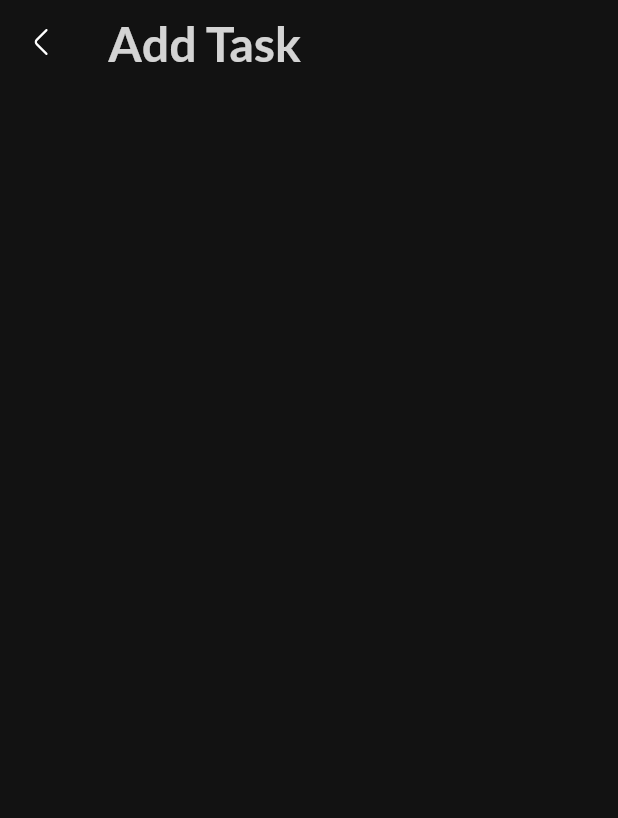
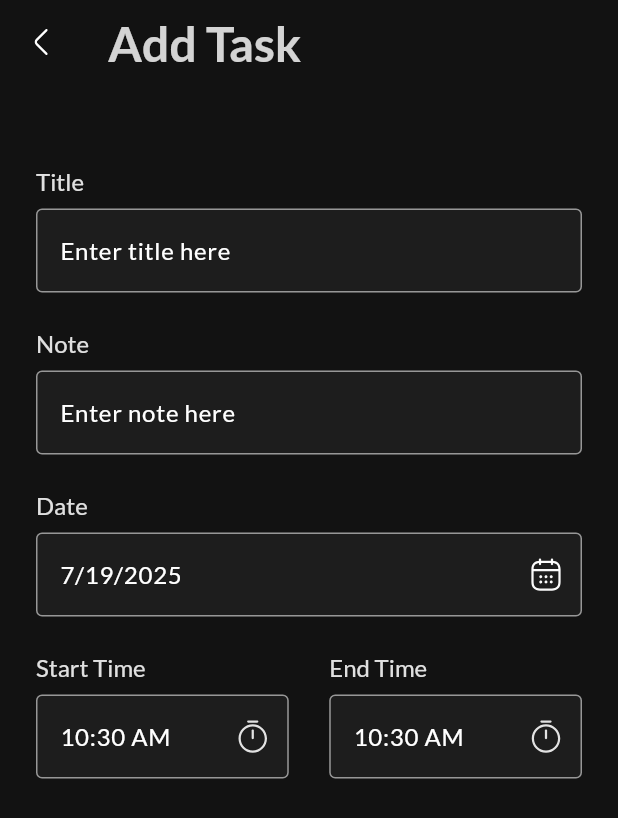
Before and after one commit to RandEthar/To-Do-App, a Flutter app: the AddTasksScreen screen opened by its route, on a phone screen of 412 x 824 dp. Shown: the top 818 px of the screen. Run offline on Flutter 3.47's test engine with Material 3 defaults, Android fonts, the phone set to English and light mode, and no system bars; our stand-ins replace date_picker_timeline, flutter_svg, get_it, google_fonts, shared_preferences, smooth_page_indicator; accounts and stored records are empty.

Commit message:
date task widget done

```diff
--- a/lib/core/theme/theme.dart
+++ b/lib/core/theme/theme.dart
@@ -19,7 +19,25 @@ ThemeData getAppTheme() => ThemeData(
         displayMedium: TextStyles.regular16.copyWith(color: AppColor.white.withOpacity(0.44)),
         displaySmall: TextStyles.regular16.copyWith(color: AppColor.white.withOpacity(0.44)),
       ),
+      inputDecorationTheme: InputDecorationTheme(
+            hintStyle: TextStyles.regular16.copyWith(color: AppColor.white),
+        fillColor: AppColor.darkGray,
+        filled: true,
+           border: buildOutlineInputBorder(),
+           enabledBorder:  buildOutlineInputBorder(),
+           focusedBorder:  buildOutlineInputBorder(),
+
+      )
     );
+      OutlineInputBorder buildOutlineInputBorder() {
+    return OutlineInputBorder(
+           borderRadius: BorderRadius.circular(4)
+         ,  borderSide:const BorderSide(
+            color: AppColor.gray
+           )
+
+         );
+  }
 ThemeData getAppDarkTheme() => ThemeData(
       scaffoldBackgroundColor:AppColor.white
     ,  textTheme: TextTheme(
--- a/lib/core/utils/app_images.dart
+++ b/lib/core/utils/app_images.dart
@@ -5,6 +5,10 @@ class Assets {
   /// Assets for assetsImagesArrowLeft
   /// assets/images/arrow-left.svg
   static const String assetsImagesArrowLeft = "assets/images/arrow-left.svg";
+
+  /// Assets for assetsImagesCalendar
+  /// assets/images/calendar.svg
+  static const String assetsImagesCalendar = "assets/images/calendar.svg";
 
   /// Assets for assetsImagesLogoApp
   /// assets/images/logo_app.svg
--- /dev/null
+++ b/lib/core/widgets/text_form_field_app.dart
@@ -0,0 +1,25 @@
+import 'package:flutter/material.dart';
+
+
+class TextFormFieldApp extends StatelessWidget {
+  const TextFormFieldApp({super.key, required this.hintText, this.suffixIcon, this.controller, this.readOnly});
+final String hintText;
+ final Widget? suffixIcon;
+ final TextEditingController? controller;
+final  bool ?readOnly;
+  @override
+  Widget build(BuildContext context) {
+    return TextFormField(
+      readOnly:readOnly??false ,
+      controller:controller ,
+      decoration: InputDecoration(
+
+     hintText: hintText,
+     suffixIcon: suffixIcon,
+
+
+      ),
+    );
+  }
+
+}
--- a/lib/features/task/presentation/screens/add_tasks_screen/add_tasks_screen.dart
+++ b/lib/features/task/presentation/screens/add_tasks_screen/add_tasks_screen.dart
@@ -1,17 +1,75 @@
 import 'package:flutter/material.dart';
 import 'package:flutter_svg/flutter_svg.dart';
+import 'package:intl/intl.dart';
 import 'package:to_do_app/core/utils/app_images.dart';
+import 'package:to_do_app/features/task/presentation/screens/add_tasks_screen/widgets/add_task_component.dart';
+import 'package:to_do_app/features/task/presentation/screens/add_tasks_screen/widgets/date_task_widget.dart';
+import 'package:to_do_app/features/task/presentation/screens/add_tasks_screen/widgets/start_and_end_task.dart';
 
-class AddTasksScreen extends StatelessWidget {
+class AddTasksScreen extends StatefulWidget {
   const AddTasksScreen({super.key});
   static const String routeName = "AddTasksScreen";
+
+  @override
+  State<AddTasksScreen> createState() => _AddTasksScreenState();
+}
+
+class _AddTasksScreenState extends State<AddTasksScreen> {
+  TextEditingController titleController = TextEditingController();
+  TextEditingController noteController = TextEditingController();
+
   @override
   Widget build(BuildContext context) {
     return Scaffold(
       appBar: AppBar(
-        leading: SvgPicture.asset(Assets.assetsImagesArrowLeft,
-        height: 24,width: 24,fit: BoxFit.scaleDown,),
-        title: Text("Add Task"),
+        leading: SvgPicture.asset(
+          Assets.assetsImagesArrowLeft,
+          height: 24,
+          width: 24,
+          fit: BoxFit.scaleDown,
+        ),
+        title: const Text("Add Task"),
+      ),
+      body: Padding(
+        padding: const EdgeInsets.symmetric(horizontal: 24),
+        child: Form(
+          child: Column(
+            crossAxisAlignment: CrossAxisAlignment.start,
+            children: [
+              const SizedBox(
+                height: 55,
+              ),
+              // orange Title
+              AddTaskComponent(
+                controller: titleController,
+                text: "Title",
+                hintText: "Enter title here",
+              ),
+              const SizedBox(
+                height: 24,
+              ),
+              // orange Note
+              AddTaskComponent(
+                controller: noteController,
+                text: "Note",
+                hintText: "Enter note here",
+              ),
+
+              const SizedBox(
+                height: 24,
+              ),
+              // orange date
+               const   DateTaskWidget(),
+
+              const SizedBox(
+                height: 24,
+              ),
+
+              //orange start-end date
+              StartAndEndTask(titleController: titleController)
+            ],
+          ),
+        ),
       ),
     );
   }
--- /dev/null
+++ b/lib/features/task/presentation/screens/add_tasks_screen/widgets/add_task_component.dart
@@ -0,0 +1,42 @@
+import 'package:flutter/material.dart';
+import 'package:to_do_app/core/utils/app_color.dart';
+import 'package:to_do_app/core/widgets/text_form_field_app.dart';
+
+class AddTaskComponent extends StatelessWidget {
+  const AddTaskComponent(
+      {super.key,
+      required this.text,
+      required this.hintText,
+      this.suffixIcon,
+      this.controller, this.readOnly});
+  final String text;
+  final String hintText;
+  final Widget? suffixIcon;
+  final TextEditingController? controller;
+  final bool? readOnly;
+
+  @override
+  Widget build(BuildContext context) {
+    return Column(
+             crossAxisAlignment: CrossAxisAlignment.start,
+      children: [
+        Text(
+          text,
+          style: Theme.of(context)
+              .textTheme
+              .displaySmall!
+              .copyWith(color: AppColor.white.withOpacity(0.87)),
+        ),
+        const SizedBox(
+          height: 8,
+        ),
+        TextFormFieldApp(
+          readOnly: readOnly ,
+          hintText: hintText,
+          controller: controller,
+          suffixIcon: suffixIcon,
+        ),
+      ],
+    );
+  }
+}
--- /dev/null
+++ b/lib/features/task/presentation/screens/add_tasks_screen/widgets/date_task_widget.dart
@@ -0,0 +1,45 @@
+import 'package:flutter/material.dart';
+import 'package:flutter_svg/svg.dart';
+import 'package:intl/intl.dart';
+import 'package:to_do_app/core/utils/app_images.dart';
+import 'package:to_do_app/features/task/presentation/screens/add_tasks_screen/widgets/add_task_component.dart';
+
+class DateTaskWidget extends StatefulWidget {
+  const DateTaskWidget({super.key});
+
+  @override
+  State<DateTaskWidget> createState() => _DateTaskWidgetState();
+}
+
+class _DateTaskWidgetState extends State<DateTaskWidget> {
+    DateTime? dateTask;
+  @override
+  Widget build(BuildContext context) {
+    return
+              AddTaskComponent(
+                readOnly: true,
+                text: "Date",
+                hintText: DateFormat.yMd().format(dateTask ?? DateTime.now()),
+                suffixIcon: GestureDetector(
+                  onTap: () async {
+                    final selectedDate = await showDatePicker(
+                      context: context,
+                      initialDate: DateTime.now(),
+                      firstDate: DateTime.now(),
+                      lastDate: DateTime(2026),
+                    );
+
+                    if (selectedDate != null) {
+                      setState(() {
+                        dateTask = selectedDate;
+                      });
+                    }
+                  },
+                  child: SvgPicture.asset(
+                    Assets.assetsImagesCalendar,
+                    fit: BoxFit.scaleDown,
+                  ),
+                ),
+              );
+  }
+}
--- /dev/null
+++ b/lib/features/task/presentation/screens/add_tasks_screen/widgets/start_and_end_task.dart
@@ -0,0 +1,59 @@
+import 'package:flutter/material.dart';
+import 'package:flutter_svg/flutter_svg.dart';
+import 'package:intl/intl.dart';
+import 'package:to_do_app/core/utils/app_images.dart';
+import 'package:to_do_app/features/task/presentation/screens/add_tasks_screen/widgets/add_task_component.dart';
+
+class StartAndEndTask extends StatelessWidget {
+  const StartAndEndTask({
+    super.key,
+    required this.titleController,
+  });
+
+  final TextEditingController titleController;
+
+  @override
+  Widget build(BuildContext context) {
+    return Row(
+      children: [
+        Expanded(
+          child: AddTaskComponent(
+            readOnly: true,
+            controller: titleController,
+            text: "Start Time",
+            hintText: DateFormat("hh:mm a").format(DateTime.now()),
+            suffixIcon: GestureDetector(
+              onTap:() {
+                showTimePicker(context: context, initialTime:TimeOfDay.fromDateTime(DateTime.now()));
+              },
+              child: SvgPicture.asset(
+                Assets.assetsImagesTimer,
+                fit: BoxFit.scaleDown,
+              ),
+            ),
+          ),
+        ),
+        const SizedBox(
+          width: 27,
+        ),
+        Expanded(
+          child: AddTaskComponent(
+             readOnly: true,
+            controller: titleController,
+            text: "End Time",
+            hintText: DateFormat("hh:mm a").format(DateTime.now()),
+            suffixIcon: GestureDetector(
+                  onTap:() {
+           showTimePicker(context: context, initialTime:TimeOfDay.fromDateTime(DateTime.now()));
+              },
+              child: SvgPicture.asset(
+                Assets.assetsImagesTimer,
+                fit: BoxFit.scaleDown,
+              ),
+            ),
+          ),
+        ),
+      ],
+    );
+  }
+}
```
Also changed, not shown: assets/images/calendar.svg (added), assets/images/timer_task.svg (added).
